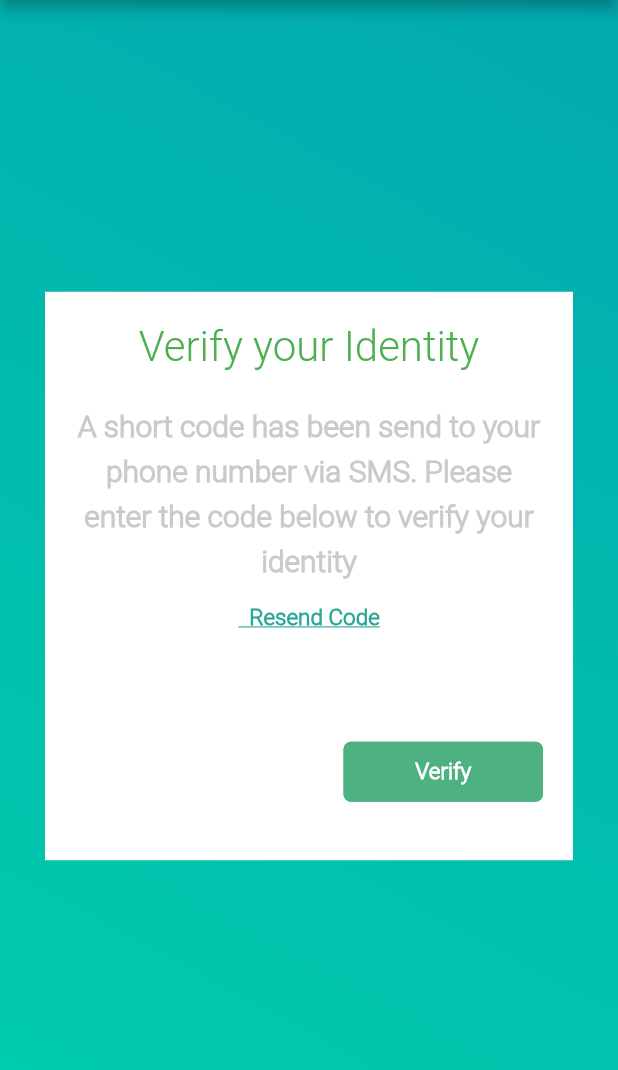
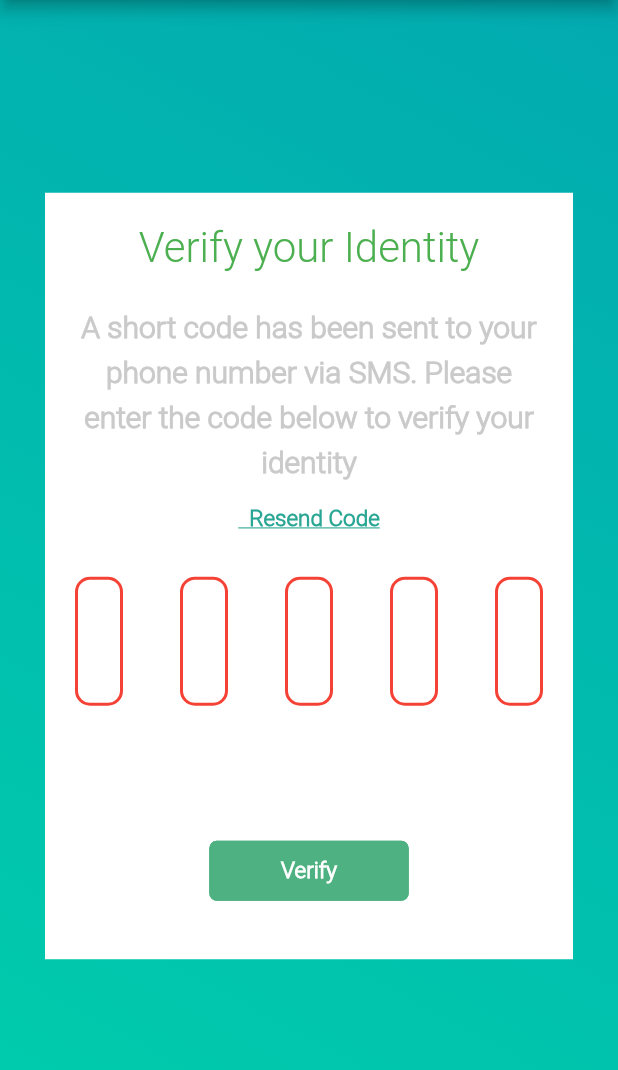
Before and after one commit to silvereds/highway, a Flutter app: the VerifyIdentity screen opened directly, on a phone screen of 412 x 824 dp, the part 84-1154 px from its top. Run offline on Flutter 3.47's test engine with Material 2 defaults, Android fonts, the phone set to English and light mode, and no system bars; drawn by our look-alikes of pin_code_fields; our stand-ins replace device_preview, intl_phone_number_input.

Commit message:
Adjust inputfiled

```diff
--- a/lib/Login_views/Verify_identity.dart
+++ b/lib/Login_views/Verify_identity.dart
@@ -2,7 +2,7 @@
 import 'package:mobile/shared/const_color.dart';
 import 'package:mobile/Login_views/under_construction.dart';
 import 'package:flutter/gestures.dart';
-
+import 'package:pin_code_fields/pin_code_fields.dart';
 
 class VerifyIdentity extends StatefulWidget {
   @override
@@ -12,7 +12,7 @@ class VerifyIdentity extends StatefulWidget {
 class _VerifyIdentityState extends State<VerifyIdentity> {
   @override
   Widget build(BuildContext context) {
-     return  Scaffold(
+    return Scaffold(
       appBar: AppBar(
         backgroundColor: Colors.white,
         title: Image.asset(
@@ -42,7 +42,6 @@ class _VerifyIdentityState extends State<VerifyIdentity> {
                     crossAxisAlignment: CrossAxisAlignment.start,
                     mainAxisSize: MainAxisSize.min,
                     children: [
-
                       Center(
                         child: Text(
                           'Verify your Identity',
@@ -51,14 +50,19 @@ class _VerifyIdentityState extends State<VerifyIdentity> {
                             fontSize: 28, /*fontFamily:*/
                           ),
                         ),
-
-
-
                       ),
                       SizedBox(height: 20),
-
-                      Text("A short code has been send to your phone number via SMS. Please enter the code below to verify your identity",   style: TextStyle(color: ThemeColors.VerifyIdentityText, fontSize: 20,  height: 1.5,fontFamily: 'Roboto', fontWeight: FontWeight.bold, ),     textAlign: TextAlign.center, ),
-
+                      Text(
+                        "A short code has been sent to your phone number via SMS. Please enter the code below to verify your identity",
+                        style: TextStyle(
+                          color: ThemeColors.VerifyIdentityText,
+                          fontSize: 20,
+                          height: 1.5,
+                          fontFamily: 'Roboto',
+                          fontWeight: FontWeight.bold,
+                        ),
+                        textAlign: TextAlign.center,
+                      ),
                       SizedBox(height: 15),
                       Center(
                         child: RichText(
@@ -76,14 +80,43 @@ class _VerifyIdentityState extends State<VerifyIdentity> {
                           ]),
                         ),
                       ),
-
-
-
+                      SizedBox(height: 30),
+                      PinCodeTextField(
+                        appContext: context,
+                        length: 5,
+                        onChanged: (valu) {
+                          print(valu);
+                        },
+                        pastedTextStyle: TextStyle(
+                          color: ThemeColors.CheckColor,
+                          fontWeight: FontWeight.bold,
+                        ),
+                        obscureText: false,
+                        obscuringCharacter: '*',
+                        animationType: AnimationType.fade,
+                        pinTheme: PinTheme(
+                            shape: PinCodeFieldShape.box,
+                            borderRadius: BorderRadius.circular(10),
+                            fieldHeight: 86,
+                            fieldWidth: 32,
+                            activeFillColor: Colors.orange),
+                        cursorColor: Colors.black,
+                        animationDuration: Duration(milliseconds: 300),
+                        validator: (v) {
+                          if (v.length < 5) {
+                            return "Not Complete";
+                          } else {
+                            return null;
+                          }
+                        },
+                        onCompleted: (v) {
+                          print("Completed");
+                        },
+                      ),
                       SizedBox(height: 20),
-
                       SizedBox(height: 50),
                       Container(
-                        alignment: Alignment.bottomRight,
+                        alignment: Alignment.center,
                         child: Column(
                           children: [
                             FlatButton(
@@ -97,27 +130,27 @@ class _VerifyIdentityState extends State<VerifyIdentity> {
                                   Navigator.push(
                                     context,
                                     MaterialPageRoute(
-                                        builder: (context) => UnderConstruction()),
+                                        builder: (context) =>
+                                            UnderConstruction()),
                                   );
                                 },
                                 color: ThemeColors.Buttons,
                                 textColor: Colors.white,
-                                child: Text("Verify",  style: TextStyle(fontSize: 15, fontWeight: FontWeight.bold, ),)),
+                                child: Text(
+                                  "Verify",
+                                  style: TextStyle(
+                                    fontSize: 15,
+                                    fontWeight: FontWeight.bold,
+                                  ),
+                                )),
                             SizedBox(height: 15),
-
                           ],
                         ),
                       ),
-
-
-
-
-
                     ],
                   ),
                 ),
               ),
-
             ],
           ),
         ),
--- a/pubspec.yaml
+++ b/pubspec.yaml
@@ -20,6 +20,8 @@ dependencies:
 
 # For gesture
   gestures: ^0.0.1
+
+  pin_code_fields: ^6.0.1
 
 
 
```
Also changed, not shown: pubspec.lock. Lines whose indentation alone changed are shown as unchanged.
